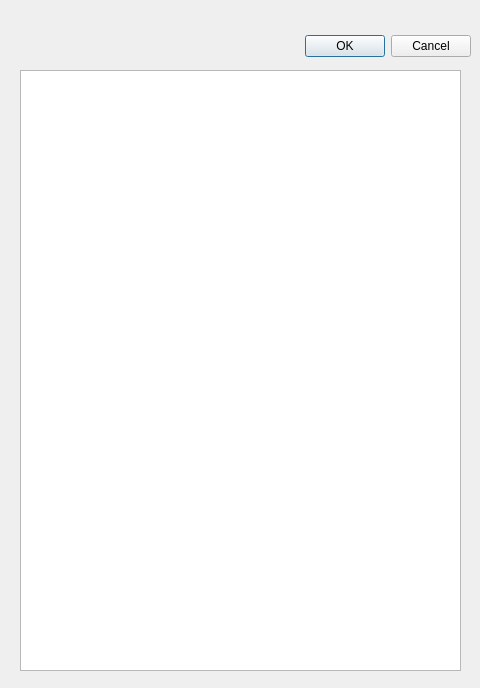
This is ui/MemsPositions.ui in BichenZhang/IonControlWithMEMS as Qt 5 draws it before an edit. The edited form follows.
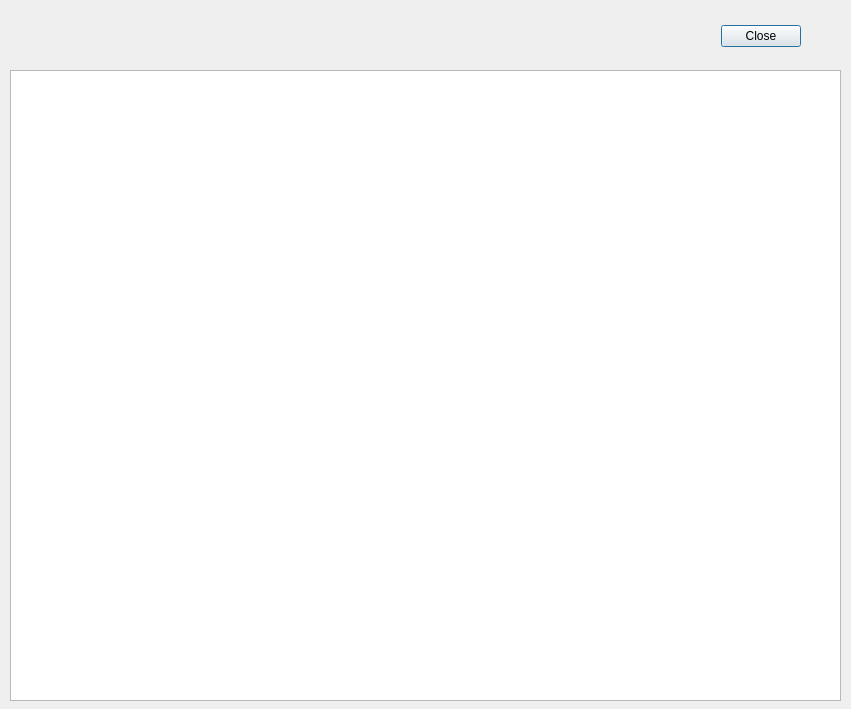
This is the edited form.

What changed in the file:
```diff
--- a/ui/MemsPositions.ui
+++ b/ui/MemsPositions.ui
@@ -6,8 +6,8 @@
    <rect>
     <x>0</x>
     <y>0</y>
-    <width>480</width>
-    <height>688</height>
+    <width>851</width>
+    <height>709</height>
    </rect>
   </property>
   <property name="windowTitle">
@@ -16,8 +16,8 @@
   <widget class="QDialogButtonBox" name="buttonBox">
    <property name="geometry">
     <rect>
-     <x>130</x>
-     <y>30</y>
+     <x>460</x>
+     <y>20</y>
      <width>341</width>
      <height>32</height>
     </rect>
@@ -26,16 +26,16 @@
     <enum>Qt::Horizontal</enum>
    </property>
    <property name="standardButtons">
-    <set>QDialogButtonBox::Cancel|QDialogButtonBox::Ok</set>
+    <set>QDialogButtonBox::Close</set>
    </property>
   </widget>
   <widget class="QTableView" name="tableView">
    <property name="geometry">
     <rect>
-     <x>20</x>
+     <x>10</x>
      <y>70</y>
-     <width>441</width>
-     <height>601</height>
+     <width>831</width>
+     <height>631</height>
     </rect>
    </property>
   </widget>
```
